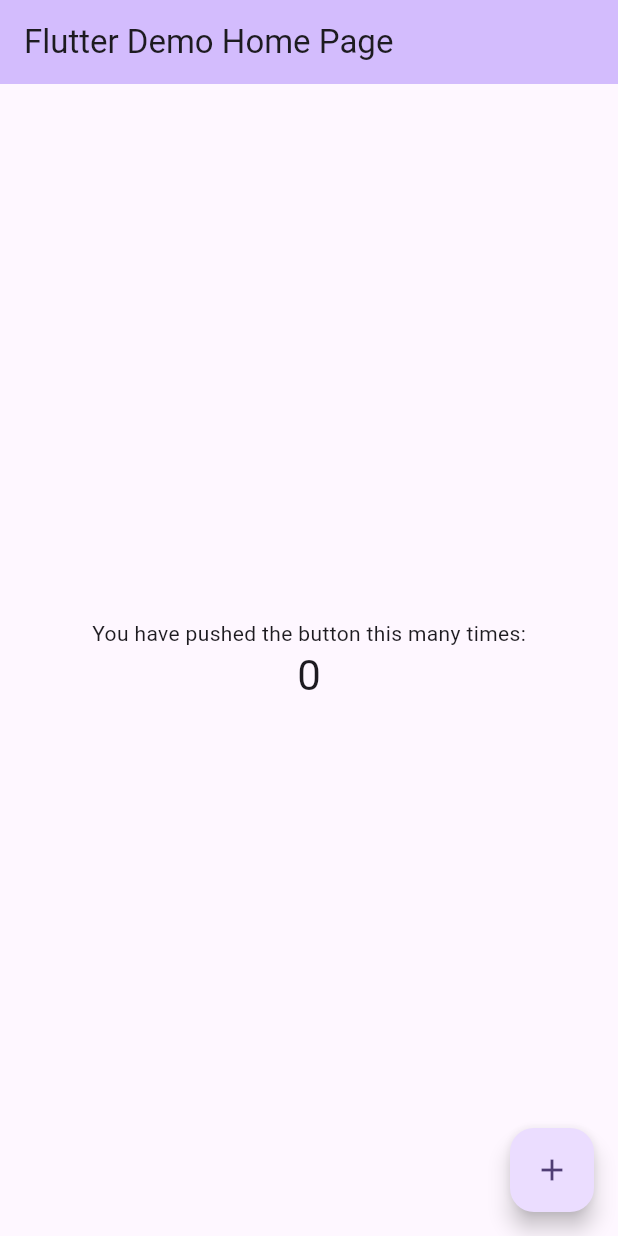
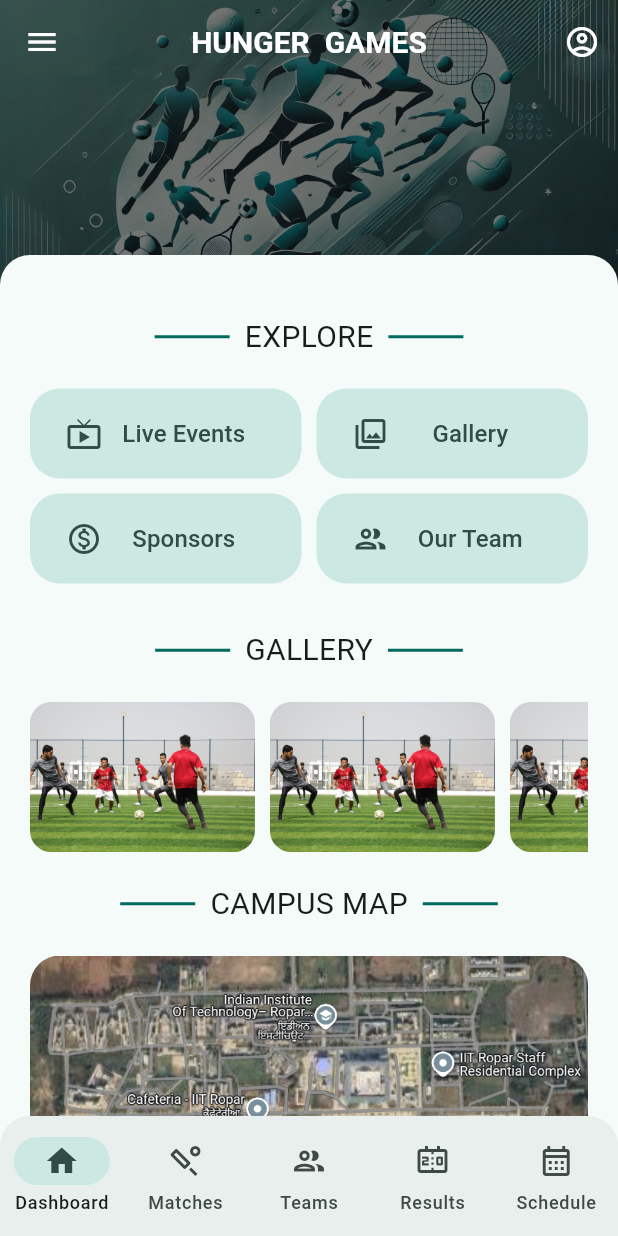
Before and after one commit to shivambhagat79/league_pilot, a Flutter app: the screen it shows after launch, on a phone screen of 412 x 824 dp. Run offline on Flutter 3.47's test engine with Material 3 defaults, Android fonts, the light colour scheme and no system bars.

Commit message:
Create basic layout of dashboard and create navigation bar.

```diff
--- /dev/null
+++ b/lib/components/dashboard/dashboard.dart
@@ -0,0 +1,81 @@
+import 'package:flutter/material.dart';
+import 'package:hunger_games/components/dashboard/dashboardAppBar.dart';
+import 'package:hunger_games/components/dashboard/exploreButtons.dart';
+import 'package:hunger_games/components/dashboard/heading.dart';
+
+class Dashboard extends StatefulWidget {
+  const Dashboard({super.key});
+
+  @override
+  State<Dashboard> createState() => _DashboardState();
+}
+
+class _DashboardState extends State<Dashboard> {
+  final ScrollController scrollController = ScrollController();
+
+  @override
+  void dispose() {
+    scrollController.dispose();
+    super.dispose();
+  }
+
+  @override
+  Widget build(BuildContext context) {
+    return Scrollbar(
+      thickness: 5,
+      radius: const Radius.circular(10),
+      controller: scrollController,
+      child: CustomScrollView(
+        controller: scrollController,
+        physics: const BouncingScrollPhysics(),
+        slivers: [
+          DahsboardAppBar(),
+          SliverToBoxAdapter(
+            child: Column(
+              children: [
+                Heading(
+                  text: "EXPLORE",
+                ),
+                ExploreButtons(),
+                Heading(text: "GALLERY"),
+                Container(
+                    padding: const EdgeInsets.symmetric(
+                        horizontal: 20, vertical: 10),
+                    child: SingleChildScrollView(
+                      scrollDirection: Axis.horizontal,
+                      child: Row(
+                        spacing: 10,
+                        children: List.generate(
+                            4,
+                            (index) => ClipRRect(
+                                  borderRadius: BorderRadius.circular(14),
+                                  child: Image.asset(
+                                    "assets/images/components/gallery.jpg",
+                                    fit: BoxFit.cover,
+                                    height: 100,
+                                  ),
+                                )),
+                      ),
+                    )),
+                Heading(text: "CAMPUS MAP"),
+                Container(
+                    height: 250,
+                    padding: const EdgeInsets.symmetric(
+                        horizontal: 20, vertical: 10),
+                    child: ClipRRect(
+                      borderRadius: BorderRadius.circular(20),
+                      child: Image.asset(
+                        "assets/images/components/map.png",
+                        fit: BoxFit.cover,
+                        width: double.maxFinite,
+                      ),
+                    )),
+                Heading(text: "CONTACT US"),
+              ],
+            ),
+          )
+        ],
+      ),
+    );
+  }
+}
--- /dev/null
+++ b/lib/components/dashboard/dashboardAppBar.dart
@@ -0,0 +1,60 @@
+import 'package:flutter/material.dart';
+
+class DahsboardAppBar extends StatelessWidget {
+  const DahsboardAppBar({super.key});
+
+  @override
+  Widget build(BuildContext context) {
+    return SliverAppBar(
+      stretch: true,
+      expandedHeight: 200,
+      backgroundColor: Theme.of(context).colorScheme.primary,
+      pinned: true,
+      leading: IconButton(
+        icon: Icon(Icons.menu),
+        onPressed: () {},
+      ),
+      actions: [
+        IconButton(
+          icon: Icon(Icons.account_circle_outlined),
+          onPressed: () {},
+        ),
+      ],
+      title: Text(
+        "HUNGER  GAMES",
+        style: TextStyle(
+          fontSize: 20,
+          fontWeight: FontWeight.bold,
+        ),
+      ),
+      centerTitle: true,
+      foregroundColor: Theme.of(context).colorScheme.onPrimary,
+      bottom: PreferredSize(
+        preferredSize: Size.fromHeight(20),
+        child: Container(
+          height: 30,
+          decoration: BoxDecoration(
+            color: Theme.of(context).colorScheme.surface,
+            borderRadius: BorderRadius.only(
+              topLeft: Radius.circular(20),
+              topRight: Radius.circular(20),
+            ),
+          ),
+        ),
+      ),
+      flexibleSpace: FlexibleSpaceBar(
+        background: ColorFiltered(
+          colorFilter: ColorFilter.mode(
+            Colors.black54,
+            BlendMode.darken,
+          ),
+          child: Image.asset(
+            'assets/images/components/appbar.jpg',
+            fit: BoxFit.cover,
+            width: double.maxFinite,
+          ),
+        ),
+      ),
+    );
+  }
+}
--- /dev/null
+++ b/lib/components/dashboard/exploreButtons.dart
@@ -0,0 +1,143 @@
+import 'package:flutter/material.dart';
+
+class ExploreButtons extends StatelessWidget {
+  const ExploreButtons({super.key});
+
+  @override
+  Widget build(BuildContext context) {
+    return Container(
+      padding: EdgeInsets.symmetric(horizontal: 20, vertical: 10),
+      height: 160,
+      width: double.maxFinite,
+      child: Column(
+        spacing: 10,
+        children: [
+          Row(
+            spacing: 10,
+            mainAxisAlignment: MainAxisAlignment.spaceBetween,
+            children: [
+              Expanded(
+                child: FilledButton.tonal(
+                    style: ButtonStyle(
+                      shape: WidgetStateProperty.all(
+                        RoundedRectangleBorder(
+                          borderRadius: BorderRadius.circular(20),
+                        ),
+                      ),
+                    ),
+                    onPressed: () {},
+                    child: SizedBox(
+                      height: 60,
+                      child: Row(
+                        mainAxisAlignment: MainAxisAlignment.spaceBetween,
+                        children: [
+                          Icon(
+                            Icons.live_tv,
+                            size: 24,
+                          ),
+                          Text(
+                            "Live Events",
+                            style: TextStyle(fontSize: 16),
+                          ),
+                          Container(),
+                        ],
+                      ),
+                    )),
+              ),
+              Expanded(
+                child: FilledButton.tonal(
+                    style: ButtonStyle(
+                      shape: WidgetStateProperty.all(
+                        RoundedRectangleBorder(
+                          borderRadius: BorderRadius.circular(20),
+                        ),
+                      ),
+                    ),
+                    onPressed: () {},
+                    child: SizedBox(
+                      height: 60,
+                      child: Row(
+                        mainAxisAlignment: MainAxisAlignment.spaceBetween,
+                        children: [
+                          Icon(
+                            Icons.photo_library_outlined,
+                            size: 24,
+                          ),
+                          Text(
+                            "Gallery",
+                            style: TextStyle(fontSize: 16),
+                          ),
+                          Container(),
+                        ],
+                      ),
+                    )),
+              ),
+            ],
+          ),
+          Row(
+            spacing: 10,
+            mainAxisAlignment: MainAxisAlignment.spaceBetween,
+            children: [
+              Expanded(
+                child: FilledButton.tonal(
+                    style: ButtonStyle(
+                      shape: WidgetStateProperty.all(
+                        RoundedRectangleBorder(
+                          borderRadius: BorderRadius.circular(20),
+                        ),
+                      ),
+                    ),
+                    onPressed: () {},
+                    child: SizedBox(
+                      height: 60,
+                      child: Row(
+                        mainAxisAlignment: MainAxisAlignment.spaceBetween,
+                        children: [
+                          Icon(
+                            Icons.monetization_on_outlined,
+                            size: 24,
+                          ),
+                          Text(
+                            "Sponsors",
+                            style: TextStyle(fontSize: 16),
+                          ),
+                          Container(),
+                        ],
+                      ),
+                    )),
+              ),
+              Expanded(
+                child: FilledButton.tonal(
+                    style: ButtonStyle(
+                      shape: WidgetStateProperty.all(
+                        RoundedRectangleBorder(
+                          borderRadius: BorderRadius.circular(20),
+                        ),
+                      ),
+                    ),
+                    onPressed: () {},
+                    child: SizedBox(
+                      height: 60,
+                      child: Row(
+                        mainAxisAlignment: MainAxisAlignment.spaceBetween,
+                        children: [
+                          Icon(
+                            Icons.group_outlined,
+                            size: 24,
+                          ),
+                          Text(
+                            "Our Team",
+                            style: TextStyle(fontSize: 16),
+                          ),
+                          Container(),
+                        ],
+                      ),
+                    )),
+              ),
+            ],
+          ),
+        ],
+      ),
+    );
+  }
+}
--- /dev/null
+++ b/lib/components/dashboard/heading.dart
@@ -0,0 +1,36 @@
+import 'package:flutter/material.dart';
+
+class Heading extends StatelessWidget {
+  final String text;
+  const Heading({super.key, required this.text});
+
+  @override
+  Widget build(BuildContext context) {
+    return Container(
+      margin: const EdgeInsets.symmetric(vertical: 10),
+      child: Row(
+        mainAxisAlignment: MainAxisAlignment.center,
+        children: [
+          Container(
+            color: Theme.of(context).colorScheme.primary,
+            height: 2,
+            width: 50,
+            margin: const EdgeInsets.only(right: 10),
+          ),
+          Text(
+            text,
+            style: TextStyle(
+              fontSize: 20,
+            ),
+          ),
+          Container(
+            color: Theme.of(context).colorScheme.primary,
+            height: 2,
+            width: 50,
+            margin: const EdgeInsets.only(left: 10),
+          ),
+        ],
+      ),
+    );
+  }
+}
--- /dev/null
+++ b/lib/components/matches/matches.dart
@@ -0,0 +1,17 @@
+import 'package:flutter/material.dart';
+
+class Matches extends StatefulWidget {
+  const Matches({super.key});
+
+  @override
+  State<Matches> createState() => _MatchesState();
+}
+
+class _MatchesState extends State<Matches> {
+  @override
+  Widget build(BuildContext context) {
+    return Center(
+      child: Text("Matches"),
+    );
+  }
+}
--- /dev/null
+++ b/lib/components/results/results.dart
@@ -0,0 +1,17 @@
+import 'package:flutter/material.dart';
+
+class Results extends StatefulWidget {
+  const Results({super.key});
+
+  @override
+  State<Results> createState() => _ResultsState();
+}
+
+class _ResultsState extends State<Results> {
+  @override
+  Widget build(BuildContext context) {
+    return Center(
+      child: Text("Results"),
+    );
+  }
+}
--- /dev/null
+++ b/lib/components/schedule/schedule.dart
@@ -0,0 +1,17 @@
+import 'package:flutter/material.dart';
+
+class Schedule extends StatefulWidget {
+  const Schedule({super.key});
+
+  @override
+  State<Schedule> createState() => _ScheduleState();
+}
+
+class _ScheduleState extends State<Schedule> {
+  @override
+  Widget build(BuildContext context) {
+    return Center(
+      child: Text("Schedule"),
+    );
+  }
+}
--- /dev/null
+++ b/lib/components/teams/teams.dart
@@ -0,0 +1,17 @@
+import 'package:flutter/material.dart';
+
+class Teams extends StatefulWidget {
+  const Teams({super.key});
+
+  @override
+  State<Teams> createState() => _TeamsState();
+}
+
+class _TeamsState extends State<Teams> {
+  @override
+  Widget build(BuildContext context) {
+    return Center(
+      child: Text("Teams"),
+    );
+  }
+}
--- a/lib/main.dart
+++ b/lib/main.dart
@@ -1,4 +1,5 @@
 import 'package:flutter/material.dart';
+import 'package:hunger_games/pages/home.dart';
 
 void main() {
   runApp(const MyApp());
@@ -11,115 +12,13 @@
   @override
   Widget build(BuildContext context) {
     return MaterialApp(
-      title: 'Flutter Demo',
+      title: 'Hunger Games',
       theme: ThemeData(
-        // This is the theme of your application.
-        //
-        // TRY THIS: Try running your application with "flutter run". You'll see
-        // the application has a purple toolbar. Then, without quitting the app,
-        // try changing the seedColor in the colorScheme below to Colors.green
-        // and then invoke "hot reload" (save your changes or press the "hot
-        // reload" button in a Flutter-supported IDE, or press "r" if you used
-        // the command line to start the app).
-        //
-        // Notice that the counter didn't reset back to zero; the application
-        // state is not lost during the reload. To reset the state, use hot
-        // restart instead.
-        //
-        // This works for code too, not just values: Most code changes can be
-        // tested with just a hot reload.
-        colorScheme: ColorScheme.fromSeed(seedColor: Colors.deepPurple),
+        colorScheme: ColorScheme.fromSeed(seedColor: Colors.teal),
         useMaterial3: true,
       ),
-      home: const MyHomePage(title: 'Flutter Demo Home Page'),
+      home: const HomePage(),
+      debugShowCheckedModeBanner: false,
     );
   }
 }
-
-class MyHomePage extends StatefulWidget {
-  const MyHomePage({super.key, required this.title});
-
-  // This widget is the home page of your application. It is stateful, meaning
-  // that it has a State object (defined below) that contains fields that affect
-  // how it looks.
-
-  // This class is the configuration for the state. It holds the values (in this
-  // case the title) provided by the parent (in this case the App widget) and
-  // used by the build method of the State. Fields in a Widget subclass are
-  // always marked "final".
-
-  final String title;
-
-  @override
-  State<MyHomePage> createState() => _MyHomePageState();
-}
-
-class _MyHomePageState extends State<MyHomePage> {
-  int _counter = 0;
-
-  void _incrementCounter() {
-    setState(() {
-      // This call to setState tells the Flutter framework that something has
-      // changed in this State, which causes it to rerun the build method below
-      // so that the display can reflect the updated values. If we changed
-      // _counter without calling setState(), then the build method would not be
-      // called again, and so nothing would appear to happen.
-      _counter++;
-    });
-  }
-
-  @override
-  Widget build(BuildContext context) {
-    // This method is rerun every time setState is called, for instance as done
-    // by the _incrementCounter method above.
-    //
-    // The Flutter framework has been optimized to make rerunning build methods
-    // fast, so that you can just rebuild anything that needs updating rather
-    // than having to individually change instances of widgets.
-    return Scaffold(
-      appBar: AppBar(
-        // TRY THIS: Try changing the color here to a specific color (to
-        // Colors.amber, perhaps?) and trigger a hot reload to see the AppBar
-        // change color while the other colors stay the same.
-        backgroundColor: Theme.of(context).colorScheme.inversePrimary,
-        // Here we take the value from the MyHomePage object that was created by
-        // the App.build method, and use it to set our appbar title.
-        title: Text(widget.title),
-      ),
-      body: Center(
-        // Center is a layout widget. It takes a single child and positions it
-        // in the middle of the parent.
-        child: Column(
-          // Column is also a layout widget. It takes a list of children and
-          // arranges them vertically. By default, it sizes itself to fit its
-          // children horizontally, and tries to be as tall as its parent.
-          //
-          // Column has various properties to control how it sizes itself and
-          // how it positions its children. Here we use mainAxisAlignment to
-          // center the children vertically; the main axis here is the vertical
-          // axis because Columns are vertical (the cross axis would be
-          // horizontal).
-          //
-          // TRY THIS: Invoke "debug painting" (choose the "Toggle Debug Paint"
-          // action in the IDE, or press "p" in the console), to see the
-          // wireframe for each widget.
-          mainAxisAlignment: MainAxisAlignment.center,
-          children: <Widget>[
-            const Text(
-              'You have pushed the button this many times:',
-            ),
-            Text(
-              '$_counter',
-              style: Theme.of(context).textTheme.headlineMedium,
-            ),
-          ],
-        ),
-      ),
-      floatingActionButton: FloatingActionButton(
-        onPressed: _incrementCounter,
-        tooltip: 'Increment',
-        child: const Icon(Icons.add),
-      ), // This trailing comma makes auto-formatting nicer for build methods.
-    );
-  }
-}
--- /dev/null
+++ b/lib/pages/home.dart
@@ -0,0 +1,86 @@
+import 'package:flutter/material.dart';
+import 'package:flutter/services.dart';
+import 'package:hunger_games/components/dashboard/dashboard.dart';
+import 'package:hunger_games/components/matches/matches.dart';
+import 'package:hunger_games/components/results/results.dart';
+import 'package:hunger_games/components/schedule/schedule.dart';
+import 'package:hunger_games/components/teams/teams.dart';
+
+class HomePage extends StatefulWidget {
+  const HomePage({super.key});
+
+  @override
+  State<HomePage> createState() => _HomePageState();
+}
+
+class _HomePageState extends State<HomePage> {
+  @override
+  void initState() {
+    super.initState();
+    SystemChrome.setSystemUIOverlayStyle(
+      SystemUiOverlayStyle(
+        systemNavigationBarColor:
+            ColorScheme.fromSeed(seedColor: Colors.teal).surfaceContainer,
+        systemNavigationBarIconBrightness: Brightness.dark,
+      ),
+    );
+  }
+
+  int currentPageIndex = 0;
+
+  final List<Widget> pages = <Widget>[
+    const Dashboard(),
+    const Matches(),
+    const Teams(),
+    const Results(),
+    const Schedule(),
+  ];
+
+  @override
+  Widget build(BuildContext context) {
+    return Scaffold(
+      body: pages[currentPageIndex],
+      bottomNavigationBar: ClipRRect(
+        borderRadius: const BorderRadius.only(
+          topLeft: Radius.circular(20),
+          topRight: Radius.circular(20),
+        ),
+        child: NavigationBar(
+          selectedIndex: currentPageIndex,
+          onDestinationSelected: (int index) {
+            setState(() {
+              currentPageIndex = index;
+            });
+          },
+          destinations: const [
+            NavigationDestination(
+              icon: Icon(Icons.home_outlined),
+              selectedIcon: Icon(Icons.home),
+              label: 'Dashboard',
+            ),
+            NavigationDestination(
+              icon: Icon(Icons.sports_cricket_outlined),
+              selectedIcon: Icon(Icons.sports_cricket),
+              label: 'Matches',
+            ),
+            NavigationDestination(
+              icon: Icon(Icons.group_outlined),
+              selectedIcon: Icon(Icons.group),
+              label: 'Teams',
+            ),
+            NavigationDestination(
+              icon: Icon(Icons.scoreboard_outlined),
+              selectedIcon: Icon(Icons.scoreboard),
+              label: 'Results',
+            ),
+            NavigationDestination(
+              icon: Icon(Icons.calendar_month_outlined),
+              selectedIcon: Icon(Icons.calendar_month),
+              label: 'Schedule',
+            ),
+          ],
+        ),
+      ),
+    );
+  }
+}
```
Also changed, not shown: pubspec.yaml (+3 -5 lines), assets/images/components/appbar.jpg (added), assets/images/components/appbar.webp (added), assets/images/components/gallery.jpg (added), assets/images/components/map.png (added), 1 other file.
